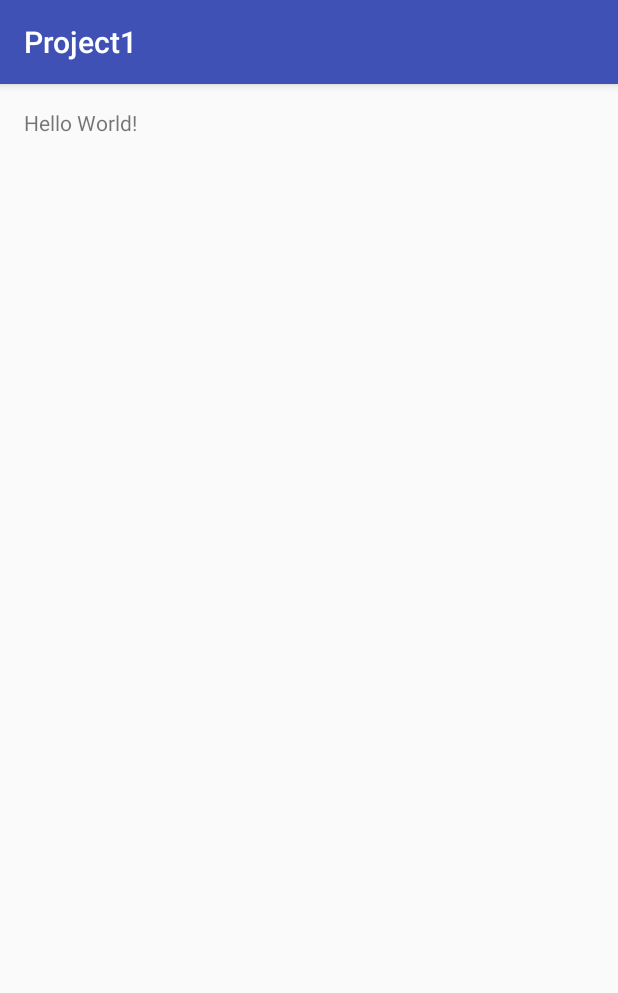
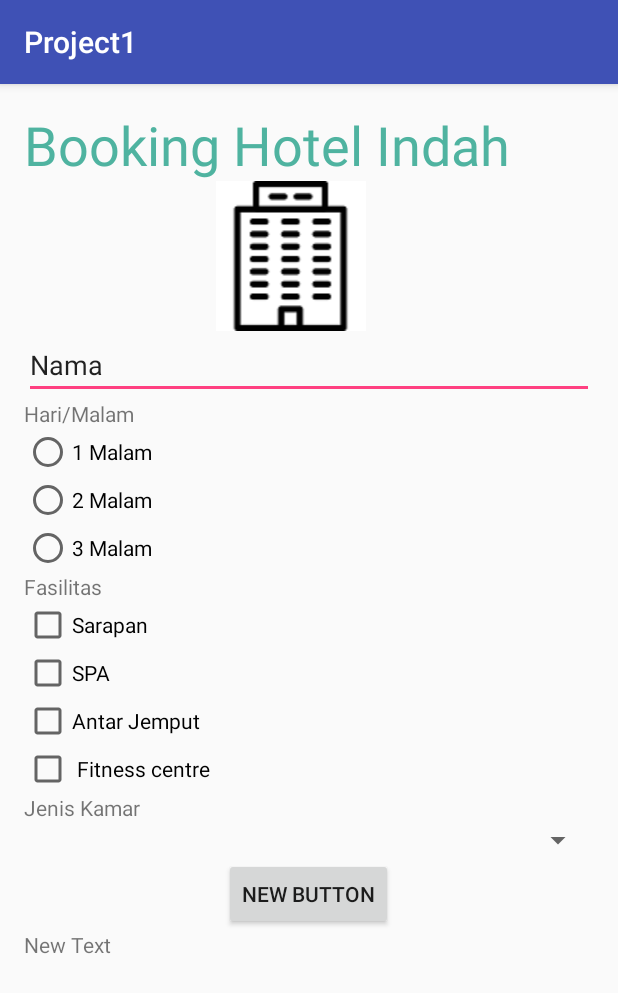
Before and after one commit to qurrotulayun/Project1, an Android app: the screen it shows after launch (MainActivity), on a phone screen of 412 x 824 dp. Shown: the top 993 px of the screen. Run offline under Robolectric (Android 15) with nearby library versions, the phone set to English and light mode, and no system bars.

Commit message:
Menambahkan ScrollView, TextBoxt, Image view, CheckBox, RadioButton, Button

```diff
--- a/app/src/main/res/layout/activity_main.xml
+++ b/app/src/main/res/layout/activity_main.xml
@@ -1,16 +1,129 @@
 <?xml version="1.0" encoding="utf-8"?>
-<RelativeLayout xmlns:android="http://schemas.android.com/apk/res/android"
+<ScrollView xmlns:android="http://schemas.android.com/apk/res/android"
+    android:layout_width="match_parent"
+    android:layout_height="match_parent">
+
+    <LinearLayout xmlns:android="http://schemas.android.com/apk/res/android"
     xmlns:tools="http://schemas.android.com/tools"
     android:layout_width="match_parent"
     android:layout_height="match_parent"
+        android:orientation="vertical"
     android:paddingBottom="@dimen/activity_vertical_margin"
     android:paddingLeft="@dimen/activity_horizontal_margin"
     android:paddingRight="@dimen/activity_horizontal_margin"
     android:paddingTop="@dimen/activity_vertical_margin"
+        android:weightSum="1"
     tools:context="id.sch.smktelkom_mlg.tugas01.xirpl6030.project1.MainActivity">
 
+        <TextView
+            android:id="@+id/textView5"
+            android:layout_width="341dp"
+            android:layout_height="wrap_content"
+            android:text="Booking Hotel Indah"
+            android:textAppearance="?android:attr/textAppearanceLarge"
+            android:textColor="#4fb3a0"
+            android:textSize="36dp" />
+
+        <ImageView
+            android:id="@+id/imageView"
+            android:layout_width="355dp"
+            android:layout_height="wrap_content"
+            android:src="@drawable/hootel" />
+
+        <EditText
+            android:id="@+id/editTextnama"
+            android:layout_width="match_parent"
+            android:layout_height="wrap_content"
+            android:text="Nama" />
+
+        <TextView
+            android:id="@+id/textView"
+            android:layout_width="wrap_content"
+            android:layout_height="wrap_content"
+            android:text="Hari/Malam" />
+
+        <RadioGroup
+            android:layout_width="wrap_content"
+            android:layout_height="wrap_content">
+
+            <RadioButton
+                android:id="@+id/radioButton1mlm"
+                android:layout_width="wrap_content"
+                android:layout_height="wrap_content"
+                android:checked="false"
+                android:text="1 Malam" />
+
+            <RadioButton
+                android:id="@+id/radioButton2mlm"
+                android:layout_width="wrap_content"
+                android:layout_height="wrap_content"
+                android:checked="false"
+                android:text="2 Malam" />
+
+            <RadioButton
+                android:id="@+id/radioButton3mlm"
+                android:layout_width="wrap_content"
+                android:layout_height="wrap_content"
+                android:checked="false"
+                android:text="3 Malam" />
+        </RadioGroup>
+
     <TextView
+        android:id="@+id/textViewFasilitas"
         android:layout_width="wrap_content"
         android:layout_height="wrap_content"
-        android:text="Hello World!" />
-</RelativeLayout>
+        android:text="Fasilitas" />
+
+        <CheckBox
+            android:id="@+id/checkBoxSarapan"
+            android:layout_width="wrap_content"
+            android:layout_height="wrap_content"
+            android:checked="false"
+            android:text="Sarapan" />
+
+        <CheckBox
+            android:id="@+id/checkBoxSPA"
+            android:layout_width="wrap_content"
+            android:layout_height="wrap_content"
+            android:checked="false"
+            android:text="SPA" />
+
+        <CheckBox
+            android:id="@+id/checkBoxAJ"
+            android:layout_width="wrap_content"
+            android:layout_height="wrap_content"
+            android:checked="false"
+            android:text="Antar Jemput" />
+
+        <CheckBox
+            android:id="@+id/checkBoxFC"
+            android:layout_width="wrap_content"
+            android:layout_height="wrap_content"
+            android:checked="false"
+            android:text=" Fitness centre" />
+
+        <TextView
+            android:id="@+id/textView3"
+            android:layout_width="wrap_content"
+            android:layout_height="wrap_content"
+            android:text="Jenis Kamar" />
+
+        <Spinner
+            android:id="@+id/spinner"
+            android:layout_width="match_parent"
+            android:layout_height="wrap_content" />
+
+        <Button
+            android:id="@+id/button"
+            android:layout_width="wrap_content"
+            android:layout_height="wrap_content"
+            android:layout_gravity="center_horizontal"
+            android:text="New Button" />
+
+        <TextView
+            android:id="@+id/textView4"
+            android:layout_width="wrap_content"
+            android:layout_height="wrap_content"
+            android:text="New Text" />
+    </LinearLayout>
+</ScrollView>
```
Also changed, not shown: app/src/main/res/drawable/Hotel.png (added), app/src/main/res/drawable/hootel.png (added).
